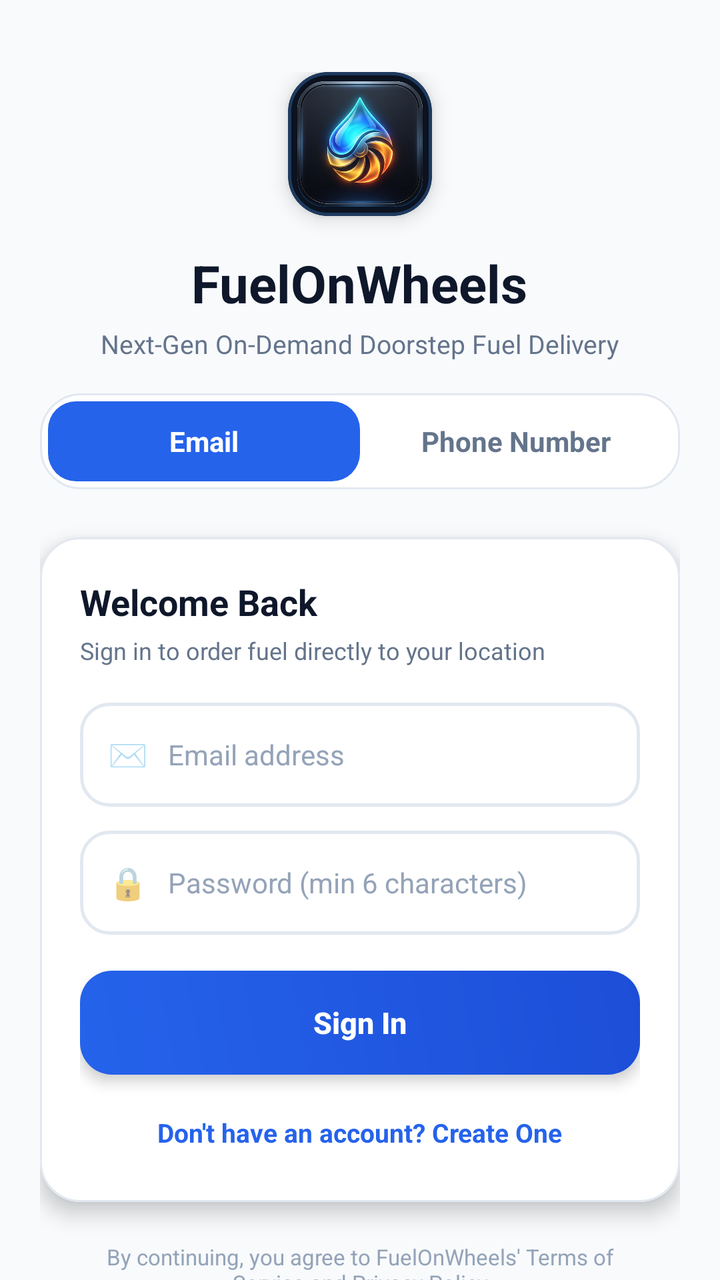
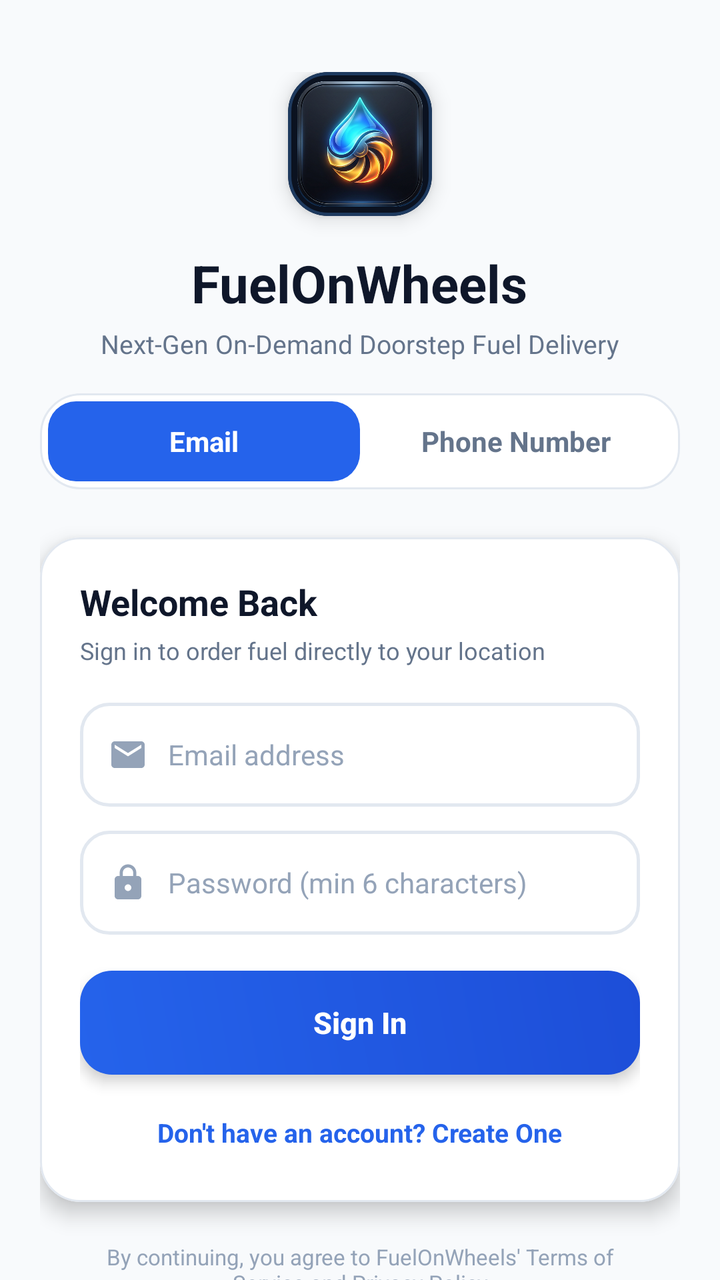

Screens rendered from an Android XML layout before and after an edit, with the pre-edit source and the edit as a unified diff.
<!-- AndroidManifest.xml: application theme Theme.FuelOnWheelsApp -->
<!-- res/layout/activity_sign_in.xml -->
<?xml version="1.0" encoding="utf-8"?>
<androidx.core.widget.NestedScrollView xmlns:android="http://schemas.android.com/apk/res/android"
    xmlns:app="http://schemas.android.com/apk/res-auto"
    xmlns:tools="http://schemas.android.com/tools"
    android:layout_width="match_parent"
    android:layout_height="match_parent"
    android:background="@color/bg_slate"
    android:fillViewport="true"
    tools:context=".signIn.SignInActivity">

    <LinearLayout
        android:layout_width="match_parent"
        android:layout_height="wrap_content"
        android:gravity="center_horizontal"
        android:orientation="vertical"
        android:paddingStart="20dp"
        android:paddingTop="36dp"
        android:paddingEnd="20dp"
        android:paddingBottom="28dp">

        
        <com.google.android.material.card.MaterialCardView
            android:layout_width="72dp"
            android:layout_height="72dp"
            android:layout_marginBottom="16dp"
            app:cardBackgroundColor="#0B1220"
            app:cardCornerRadius="20dp"
            app:cardElevation="6dp"
            app:strokeColor="#1E3A5F"
            app:strokeWidth="1.5dp">

            <ImageView
                android:layout_width="match_parent"
                android:layout_height="match_parent"
                android:contentDescription="@string/logo"
                android:padding="2dp"
                android:src="@drawable/logo" />
        </com.google.android.material.card.MaterialCardView>

        
        <TextView
            android:layout_width="wrap_content"
            android:layout_height="wrap_content"
            android:text="FuelOnWheels"
            android:textColor="@color/brand_navy"
            android:textSize="26sp"
            android:textStyle="bold" />

        <TextView
            android:layout_width="wrap_content"
            android:layout_height="wrap_content"
            android:layout_marginTop="4dp"
            android:layout_marginBottom="16dp"
            android:text="Next-Gen On-Demand Doorstep Fuel Delivery"
            android:textColor="@color/text_secondary"
            android:textSize="13sp" />

        
        <LinearLayout
            android:layout_width="match_parent"
            android:layout_height="48dp"
            android:layout_marginBottom="24dp"
            android:background="@drawable/card_elevated_rounded"
            android:orientation="horizontal"
            android:padding="4dp">

            
            <TextView
                android:id="@+id/tab_email"
                android:layout_width="0dp"
                android:layout_height="match_parent"
                android:layout_weight="1"
                android:background="@drawable/tab_selected_bg"
                android:gravity="center"
                android:text="Email"
                android:textColor="@color/white"
                android:textSize="14sp"
                android:textStyle="bold" />

            
            <TextView
                android:id="@+id/tab_phone"
                android:layout_width="0dp"
                android:layout_height="match_parent"
                android:layout_weight="1"
                android:gravity="center"
                android:text="Phone Number"
                android:textColor="@color/text_secondary"
                android:textSize="14sp"
                android:textStyle="bold" />
        </LinearLayout>

        
        <com.google.android.material.card.MaterialCardView
            android:layout_width="match_parent"
            android:layout_height="wrap_content"
            android:layout_marginBottom="20dp"
            app:cardBackgroundColor="@color/surface_card"
            app:cardCornerRadius="20dp"
            app:cardElevation="6dp"
            app:strokeColor="@color/card_border"
            app:strokeWidth="1dp">

            <LinearLayout
                android:layout_width="match_parent"
                android:layout_height="wrap_content"
                android:orientation="vertical"
                android:padding="20dp">

                
                <LinearLayout
                    android:id="@+id/layout_email_form"
                    android:layout_width="match_parent"
                    android:layout_height="wrap_content"
                    android:orientation="vertical"
                    android:visibility="visible">

                    <TextView
                        android:id="@+id/tv_form_title"
                        android:layout_width="wrap_content"
                        android:layout_height="wrap_content"
                        android:layout_marginBottom="4dp"
                        android:text="Welcome Back"
                        android:textColor="@color/brand_navy"
                        android:textSize="18sp"
                        android:textStyle="bold" />

                    <TextView
                        android:id="@+id/tv_form_subtitle"
                        android:layout_width="wrap_content"
                        android:layout_height="wrap_content"
                        android:layout_marginBottom="18dp"
                        android:text="Sign in to order fuel directly to your location"
                        android:textColor="@color/text_secondary"
                        android:textSize="12sp" />

                    
                    <LinearLayout
                        android:id="@+id/layout_full_name"
                        android:layout_width="match_parent"
                        android:layout_height="52dp"
                        android:layout_marginBottom="12dp"
                        android:background="@drawable/input_field_bg"
                        android:gravity="center_vertical"
                        android:orientation="horizontal"
                        android:paddingStart="14dp"
                        android:paddingEnd="14dp"
                        android:visibility="gone">

                        <TextView
                            android:layout_width="wrap_content"
                            android:layout_height="wrap_content"
                            android:layout_marginEnd="10dp"
                            android:text="👤"
                            android:textSize="16sp" />

                        <EditText
                            android:id="@+id/et_full_name"
                            android:layout_width="match_parent"
                            android:layout_height="match_parent"
                            android:background="@android:color/transparent"
                            android:hint="Full Name"
                            android:inputType="textPersonName"
                            android:textColor="@color/brand_navy"
                            android:textColorHint="@color/text_muted"
                            android:textSize="14sp" />
                    </LinearLayout>

                    
                    <LinearLayout
                        android:layout_width="match_parent"
                        android:layout_height="52dp"
                        android:layout_marginBottom="12dp"
                        android:background="@drawable/input_field_bg"
                        android:gravity="center_vertical"
                        android:orientation="horizontal"
                        android:paddingStart="14dp"
                        android:paddingEnd="14dp">

                        <TextView
                            android:layout_width="wrap_content"
                            android:layout_height="wrap_content"
                            android:layout_marginEnd="10dp"
                            android:text="✉️"
                            android:textSize="16sp" />

                        <EditText
                            android:id="@+id/et_email"
                            android:layout_width="match_parent"
                            android:layout_height="match_parent"
                            android:background="@android:color/transparent"
                            android:hint="Email address"
                            android:inputType="textEmailAddress"
                            android:textColor="@color/brand_navy"
                            android:textColorHint="@color/text_muted"
                            android:textSize="14sp" />
                    </LinearLayout>

                    
                    <LinearLayout
                        android:layout_width="match_parent"
                        android:layout_height="52dp"
                        android:layout_marginBottom="18dp"
                        android:background="@drawable/input_field_bg"
                        android:gravity="center_vertical"
                        android:orientation="horizontal"
                        android:paddingStart="14dp"
                        android:paddingEnd="14dp">

                        <TextView
                            android:layout_width="wrap_content"
                            android:layout_height="wrap_content"
                            android:layout_marginEnd="10dp"
                            android:text="🔒"
                            android:textSize="16sp" />

                        <EditText
                            android:id="@+id/et_password"
                            android:layout_width="match_parent"
                            android:layout_height="match_parent"
                            android:background="@android:color/transparent"
                            android:hint="Password (min 6 characters)"
                            android:inputType="textPassword"
                            android:textColor="@color/brand_navy"
                            android:textColorHint="@color/text_muted"
                            android:textSize="14sp" />
                    </LinearLayout>

                    
                    <Button
                        android:id="@+id/btn_email_submit"
                        android:layout_width="match_parent"
                        android:layout_height="52dp"
                        android:layout_marginBottom="14dp"
                        android:background="@drawable/bg_primary_button"
                        app:backgroundTint="@null"
                        android:elevation="4dp"
                        android:stateListAnimator="@null"
                        android:text="Sign In"
                        android:textAllCaps="false"
                        android:textColor="@color/white"
                        android:textSize="15sp"
                        android:textStyle="bold" />

                    
                    <TextView
                        android:id="@+id/tv_toggle_auth_mode"
                        android:layout_width="wrap_content"
                        android:layout_height="wrap_content"
                        android:layout_gravity="center_horizontal"
                        android:padding="6dp"
                        android:text="Don't have an account? Create One"
                        android:textColor="@color/brand_primary"
                        android:textSize="13sp"
                        android:textStyle="bold" />
                </LinearLayout>

                
                <LinearLayout
                    android:id="@+id/layout_phone_form"
                    android:layout_width="match_parent"
                    android:layout_height="wrap_content"
                    android:orientation="vertical"
                    android:visibility="gone">

                    <TextView
                        android:layout_width="wrap_content"
                        android:layout_height="wrap_content"
                        android:layout_marginBottom="4dp"
                        android:text="Mobile Verification"
                        android:textColor="@color/brand_navy"
                        android:textSize="18sp"
                        android:textStyle="bold" />

                    <TextView
                        android:layout_width="wrap_content"
                        android:layout_height="wrap_content"
                        android:layout_marginBottom="18dp"
                        android:text="We'll send an OTP code to verify your phone"
                        android:textColor="@color/text_secondary"
                        android:textSize="12sp" />

                    
                    <LinearLayout
                        android:layout_width="match_parent"
                        android:layout_height="52dp"
                        android:layout_marginBottom="12dp"
                        android:background="@drawable/input_field_bg"
                        android:gravity="center_vertical"
                        android:orientation="horizontal"
                        android:paddingStart="14dp"
                        android:paddingEnd="14dp">

                        <TextView
                            android:layout_width="wrap_content"
                            android:layout_height="wrap_content"
                            android:background="@drawable/badge_pill_blue"
                            android:paddingStart="8dp"
                            android:paddingTop="3dp"
                            android:paddingEnd="8dp"
                            android:paddingBottom="3dp"
                            android:text="🇮🇳 +91"
                            android:textColor="@color/pill_blue_text"
                            android:textSize="12sp"
                            android:textStyle="bold" />

                        <EditText
                            android:id="@+id/signIn_et_phone_no"
                            android:layout_width="match_parent"
                            android:layout_height="match_parent"
                            android:layout_marginStart="10dp"
                            android:background="@android:color/transparent"
                            android:hint="10-digit mobile number"
                            android:inputType="phone"
                            android:maxLength="10"
                            android:textColor="@color/brand_navy"
                            android:textColorHint="@color/text_muted"
                            android:textSize="14sp" />
                    </LinearLayout>

                    
                    <Button
                        android:id="@+id/signIn_btn_getOtp"
                        android:layout_width="match_parent"
                        android:layout_height="52dp"
                        android:layout_marginBottom="12dp"
                        android:background="@drawable/bg_primary_button"
                        app:backgroundTint="@null"
                        android:elevation="4dp"
                        android:stateListAnimator="@null"
                        android:text="Send Verification Code"
                        android:textAllCaps="false"
                        android:textColor="@color/white"
                        android:textSize="15sp"
                        android:textStyle="bold" />

                    
                    <LinearLayout
                        android:id="@+id/layout_otp_input"
                        android:layout_width="match_parent"
                        android:layout_height="wrap_content"
                        android:orientation="vertical"
                        android:visibility="gone">

                        
                        <LinearLayout
                            android:id="@+id/layout_otp_hint"
                            android:layout_width="match_parent"
                            android:layout_height="wrap_content"
                            android:layout_marginBottom="14dp"
                            android:background="@drawable/card_elevated_rounded"
                            android:gravity="center_vertical"
                            android:orientation="horizontal"
                            android:paddingStart="14dp"
                            android:paddingTop="8dp"
                            android:paddingEnd="8dp"
                            android:paddingBottom="8dp">

                            <TextView
                                android:id="@+id/tv_otp_display"
                                android:layout_width="0dp"
                                android:layout_height="wrap_content"
                                android:layout_weight="1"
                                android:text="Verification Code: 123456"
                                android:textColor="@color/brand_navy"
                                android:textSize="13sp"
                                android:textStyle="bold" />

                            <Button
                                android:id="@+id/btn_auto_fill_otp"
                                android:layout_width="wrap_content"
                                android:layout_height="32dp"
                                android:background="?android:attr/selectableItemBackground"
                                app:backgroundTint="@null"
                                android:minHeight="0dp"
                                android:minWidth="0dp"
                                android:paddingStart="10dp"
                                android:paddingEnd="10dp"
                                android:stateListAnimator="@null"
                                android:text="Fill Code"
                                android:textAllCaps="false"
                                android:textColor="@color/brand_primary"
                                android:textSize="12sp"
                                android:textStyle="bold" />
                        </LinearLayout>

                        <LinearLayout
                            android:layout_width="match_parent"
                            android:layout_height="52dp"
                            android:layout_marginBottom="12dp"
                            android:background="@drawable/input_field_bg"
                            android:gravity="center_vertical"
                            android:orientation="horizontal"
                            android:paddingStart="16dp"
                            android:paddingEnd="16dp">

                            <EditText
                                android:id="@+id/signIn_et_otp"
                                android:layout_width="match_parent"
                                android:layout_height="match_parent"
                                android:background="@android:color/transparent"
                                android:gravity="center"
                                android:hint="Enter 6-digit code"
                                android:inputType="number"
                                android:letterSpacing="0.15"
                                android:maxLength="6"
                                android:textColor="@color/brand_navy"
                                android:textColorHint="@color/text_muted"
                                android:textSize="18sp"
                                android:textStyle="bold" />
                        </LinearLayout>

                        <Button
                            android:id="@+id/signIn_btn_next"
                            android:layout_width="match_parent"
                            android:layout_height="52dp"
                            android:layout_marginBottom="8dp"
                            android:background="@drawable/bg_primary_button"
                            app:backgroundTint="@null"
                            android:elevation="4dp"
                            android:stateListAnimator="@null"
                            android:text="Verify &amp; Sign In"
                            android:textAllCaps="false"
                            android:textColor="@color/white"
                            android:textSize="15sp"
                            android:textStyle="bold" />

                        <TextView
                            android:id="@+id/signIn_tv_resend"
                            android:layout_width="wrap_content"
                            android:layout_height="wrap_content"
                            android:layout_gravity="center_horizontal"
                            android:padding="6dp"
                            android:text="Didn't receive code? Resend OTP"
                            android:textColor="@color/brand_primary"
                            android:textSize="12sp"
                            android:textStyle="bold" />
                    </LinearLayout>

                </LinearLayout>

            </LinearLayout>
        </com.google.android.material.card.MaterialCardView>

        
        <TextView
            android:layout_width="wrap_content"
            android:layout_height="wrap_content"
            android:gravity="center"
            android:paddingStart="16dp"
            android:paddingEnd="16dp"
            android:text="By continuing, you agree to FuelOnWheels' Terms of Service and Privacy Policy"
            android:textColor="@color/text_muted"
            android:textSize="11sp" />

    </LinearLayout>
</androidx.core.widget.NestedScrollView>
<!-- resources referenced by this layout -->
<resources>
  <color name="bg_slate">#F8FAFC</color>
  <color name="brand_navy">#0F172A</color>
  <color name="brand_primary">#2563EB</color>
  <color name="card_border">#E2E8F0</color>
  <color name="pill_blue_text">#1D4ED8</color>
  <color name="surface_card">#FFFFFF</color>
  <color name="text_muted">#94A3B8</color>
  <color name="text_secondary">#64748B</color>
  <color name="white">#FFFFFFFF</color>
  <!-- drawable badge_pill_blue (drawable) -->
  <?xml version="1.0" encoding="utf-8"?>
  <shape xmlns:android="http://schemas.android.com/apk/res/android"
      android:shape="rectangle">
      <solid android:color="@color/pill_blue_bg" />
      <corners android:radius="50dp" />
      <padding
          android:left="10dp"
          android:top="4dp"
          android:right="10dp"
          android:bottom="4dp" />
  </shape>
  <!-- drawable card_elevated_rounded (drawable) -->
  <?xml version="1.0" encoding="utf-8"?>
  <shape xmlns:android="http://schemas.android.com/apk/res/android"
      android:shape="rectangle">
      <solid android:color="@color/surface_card" />
      <corners android:radius="20dp" />
      <stroke
          android:width="1dp"
          android:color="@color/card_border" />
  </shape>
  <!-- drawable input_field_bg (drawable) -->
  <?xml version="1.0" encoding="utf-8"?>
  <shape xmlns:android="http://schemas.android.com/apk/res/android"
      android:shape="rectangle">
      <solid android:color="@color/surface_card" />
      <corners android:radius="14dp" />
      <stroke
          android:width="1.5dp"
          android:color="@color/card_border" />
  </shape>
  <!-- drawable tab_selected_bg (drawable) -->
  <?xml version="1.0" encoding="utf-8"?>
  <shape xmlns:android="http://schemas.android.com/apk/res/android"
      android:shape="rectangle">
      <solid android:color="@color/brand_primary" />
      <corners android:radius="14dp" />
  </shape>
  <string name="logo">logo</string>
  <color name="pill_blue_bg">#DBEAFE</color>
  <color name="colorPrimary">#2563EB</color>
  <color name="purple_700">#0F172A</color>
  <color name="colorSecondary">#0F172A</color>
  <color name="teal_700">#059669</color>
  <color name="black">#0F172A</color>
  <!-- unchanged entries left out for length: 3 -->
</resources>

<!-- the commit's change to res/layout/activity_sign_in.xml (unified diff, before → after) -->
@@ -147,12 +147,13 @@
                         android:paddingEnd="14dp"
                         android:visibility="gone">
 
-                        <TextView
-                            android:layout_width="wrap_content"
-                            android:layout_height="wrap_content"
+                        <ImageView
+                            android:layout_width="20dp"
+                            android:layout_height="20dp"
                             android:layout_marginEnd="10dp"
-                            android:text="👤"
-                            android:textSize="16sp" />
+                            android:contentDescription="@null"
+                            android:src="@drawable/ic_baseline_person_24"
+                            app:tint="@color/text_muted" />
 
                         <EditText
                             android:id="@+id/et_full_name"
@@ -177,12 +178,13 @@
                         android:paddingStart="14dp"
                         android:paddingEnd="14dp">
 
-                        <TextView
-                            android:layout_width="wrap_content"
-                            android:layout_height="wrap_content"
+                        <ImageView
+                            android:layout_width="20dp"
+                            android:layout_height="20dp"
                             android:layout_marginEnd="10dp"
-                            android:text="✉️"
-                            android:textSize="16sp" />
+                            android:contentDescription="@null"
+                            android:src="@drawable/ic_mail_outline_24"
+                            app:tint="@color/text_muted" />
 
                         <EditText
                             android:id="@+id/et_email"
@@ -207,12 +209,13 @@
                         android:paddingStart="14dp"
                         android:paddingEnd="14dp">
 
-                        <TextView
-                            android:layout_width="wrap_content"
-                            android:layout_height="wrap_content"
+                        <ImageView
+                            android:layout_width="20dp"
+                            android:layout_height="20dp"
                             android:layout_marginEnd="10dp"
-                            android:text="🔒"
-                            android:textSize="16sp" />
+                            android:contentDescription="@null"
+                            android:src="@drawable/ic_lock_outline_24"
+                            app:tint="@color/text_muted" />
 
                         <EditText
                             android:id="@+id/et_password"
<!-- resource entries referenced after the edit -->
@@ -31,6 +31,37 @@
           android:width="1dp"
           android:color="@color/card_border" />
   </shape>
+  <!-- drawable ic_baseline_person_24 (drawable) -->
+  <vector xmlns:android="http://schemas.android.com/apk/res/android"
+      android:width="24dp"
+      android:height="24dp"
+      android:viewportWidth="24"
+      android:viewportHeight="24"
+      android:tint="?attr/colorControlNormal">
+    <path
+        android:fillColor="@android:color/white"
+        android:pathData="M12,12c2.21,0 4,-1.79 4,-4s-1.79,-4 -4,-4 -4,1.79 -4,4 1.79,4 4,4zM12,14c-2.67,0 -8,1.34 -8,4v2h16v-2c0,-2.66 -5.33,-4 -8,-4z"/>
+  </vector>
+  <!-- drawable ic_lock_outline_24 (drawable) -->
+  <vector xmlns:android="http://schemas.android.com/apk/res/android"
+      android:width="24dp"
+      android:height="24dp"
+      android:viewportWidth="24"
+      android:viewportHeight="24">
+    <path
+        android:fillColor="#64748B"
+        android:pathData="M18,8h-1V6c0,-2.76 -2.24,-5 -5,-5S7,3.24 7,6v2H6c-1.1,0 -2,0.9 -2,2v10c0,1.1 0.9,2 2,2h12c1.1,0 2,-0.9 2,-2V10c0,-1.1 -0.9,-2 -2,-2zm-6,9c-1.1,0 -2,-0.9 -2,-2s0.9,-2 2,-2 2,0.9 2,2 -0.9,2 -2,2zm3.1,-9H8.9V6c0,-1.71 1.39,-3.1 3.1,-3.1 1.71,0 3.1,1.39 3.1,3.1v2z"/>
+  </vector>
+  <!-- drawable ic_mail_outline_24 (drawable) -->
+  <vector xmlns:android="http://schemas.android.com/apk/res/android"
+      android:width="24dp"
+      android:height="24dp"
+      android:viewportWidth="24"
+      android:viewportHeight="24">
+    <path
+        android:fillColor="#64748B"
+        android:pathData="M20,4H4c-1.1,0 -1.99,0.9 -1.99,2L2,18c0,1.1 0.9,2 2,2h16c1.1,0 2,-0.9 2,-2V6c0,-1.1 -0.9,-2 -2,-2zm0,4l-8,5 -8,-5V6l8,5 8,-5v2z"/>
+  </vector>
   <!-- drawable input_field_bg (drawable) -->
   <?xml version="1.0" encoding="utf-8"?>
   <shape xmlns:android="http://schemas.android.com/apk/res/android"
